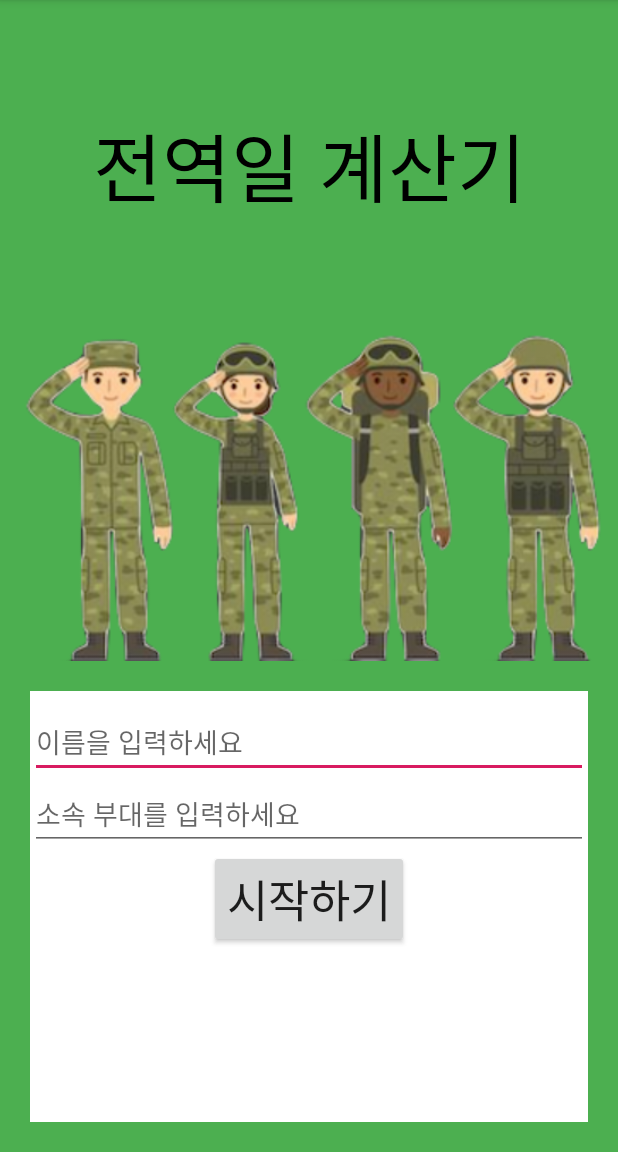
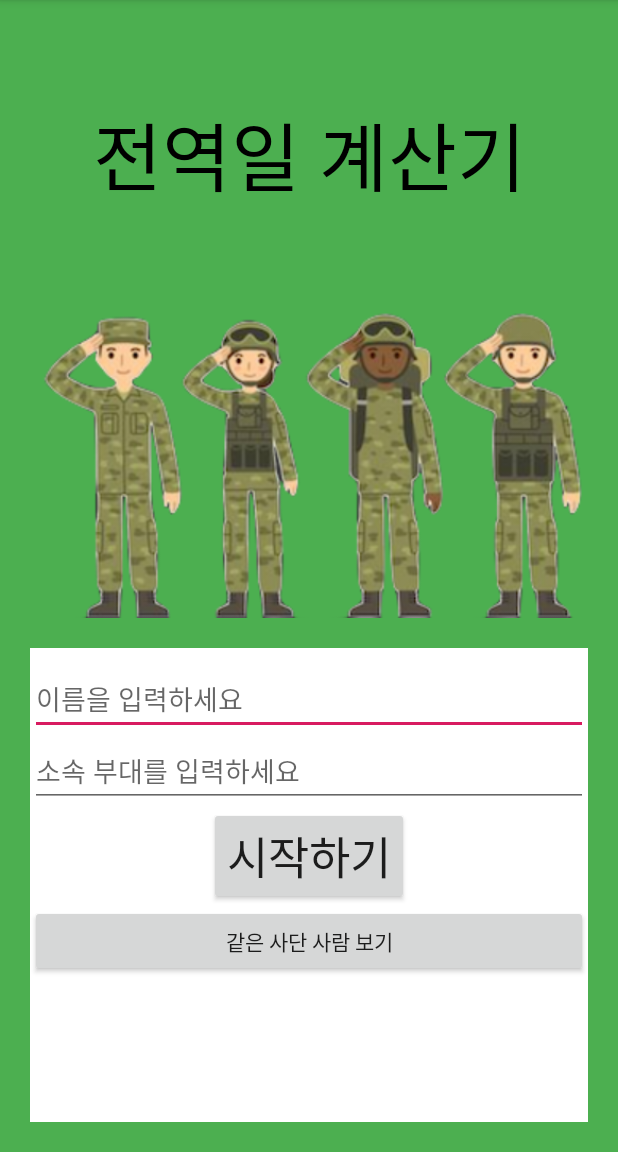
Before and after one commit to elddy0948/MilitaryTimerApp, an Android app: the screen it shows after launch (Main), on a phone screen of 412 x 824 dp, the part 84-1236 px from its top. Run offline under Robolectric (Android 15) with nearby library versions, the phone set to English and light mode, and no system bars.

Commit message:
전역일 / 디데이 계산 / 프로그레스 바 /크로노미터 대화상자 / DB연동

```diff
--- a/app/src/main/java/com/example/militarytimerapp/Main.java
+++ b/app/src/main/java/com/example/militarytimerapp/Main.java
@@ -1,9 +1,11 @@
 package com.example.militarytimerapp;
 
+import androidx.appcompat.app.AlertDialog;
 import androidx.appcompat.app.AppCompatActivity;
 
 import android.content.Context;
 import android.content.Intent;
+import android.database.Cursor;
 import android.database.sqlite.SQLiteDatabase;
 import android.database.sqlite.SQLiteOpenHelper;
 import android.os.Bundle;
@@ -14,12 +16,16 @@ import android.widget.Toast;
 
 public class Main extends AppCompatActivity {
     Button start_button;
+    Button near_button;
     myDBHelper myHelper;
     SQLiteDatabase sqLiteDatabase;
     EditText enter_name;
     EditText enter_belong;
     String name;
     String belonging;
+    String str1;
+    String str2;
+    Cursor cursor;
 
     @Override
     protected void onCreate(Bundle savedInstanceState) {
@@ -30,6 +36,7 @@ public class Main extends AppCompatActivity {
         start_button = (Button)findViewById(R.id.start_button);
         enter_name = (EditText)findViewById(R.id.name_et);
         enter_belong = (EditText)findViewById(R.id.belong_et);
+        near_button = (Button)findViewById(R.id.near_btn);
 
         start_button.setOnClickListener(new View.OnClickListener() {
             @Override
@@ -55,6 +62,26 @@ public class Main extends AppCompatActivity {
                 }
             }
         });
+        near_button.setOnClickListener(new View.OnClickListener() {
+            @Override
+            public void onClick(View v) {
+                AlertDialog.Builder dv = new AlertDialog.Builder(Main.this);
+                dv.setTitle("같은 부대");
+                str1="";
+                belonging=enter_belong.getText().toString();
+                sqLiteDatabase = myHelper.getWritableDatabase();
+                Toast.makeText(getApplicationContext(),belonging,Toast.LENGTH_SHORT).show();
+                cursor = sqLiteDatabase.rawQuery("SELECT * FROM contacts WHERE belong='"+belonging+"'",null);
+                while(cursor.moveToNext()){
+                    str1 +=cursor.getString(1);
+                    str1 += " ";
+                    str1 += cursor.getString(2);
+                    str1 += "\n";
+                }
+                dv.setMessage(str1).setNegativeButton("닫기",null).create().show();
+            }
+        });
+
     }
     public class myDBHelper extends SQLiteOpenHelper{
         public myDBHelper(Context context) {
--- a/app/src/main/res/layout/activity_main.xml
+++ b/app/src/main/res/layout/activity_main.xml
@@ -56,6 +56,11 @@
             android:layout_height="wrap_content"
             android:text="시작하기"
             android:textSize="30dp"/>
+        <Button
+            android:layout_width="match_parent"
+            android:layout_height="wrap_content"
+            android:id="@+id/near_btn"
+            android:text="같은 사단 사람 보기"/>
     </LinearLayout>
 
 
```
